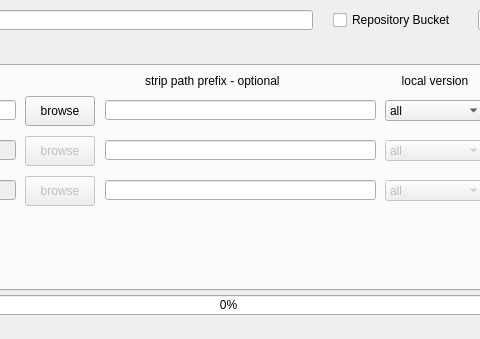
ultra-sonic/opencloudrender, file opencloudrender/ui/ocrSubmit.ui: the form before one commit; both pictures show x 357 to 837 and y 0 to 339 of the 1370 by 339 pixel window.
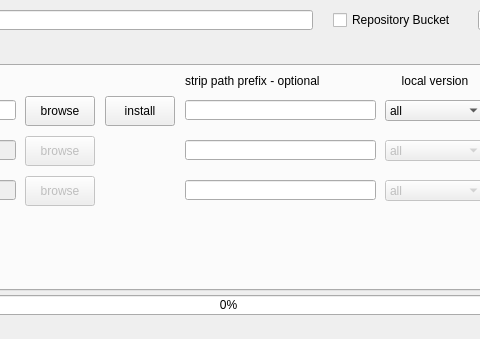
The form after the commit. The open tabs and pages were chosen to show the change.

Commit message: added vray install from ZIP functionality

The edit to the form file:
```diff
--- a/opencloudrender/ui/ocrSubmit.ui
+++ b/opencloudrender/ui/ocrSubmit.ui
@@ -619,7 +619,7 @@
      <widget class="QLabel" name="vrayRepoStripPathPrefixLabel">
       <property name="geometry">
        <rect>
-        <x>500</x>
+        <x>540</x>
         <y>5</y>
         <width>181</width>
         <height>20</height>
@@ -632,9 +632,9 @@
      <widget class="QLineEdit" name="vrayRepoStripPathPrefix">
       <property name="geometry">
        <rect>
-        <x>460</x>
+        <x>540</x>
         <y>34</y>
-        <width>271</width>
+        <width>191</width>
         <height>20</height>
        </rect>
       </property>
@@ -645,9 +645,9 @@
      <widget class="QLineEdit" name="houdiniRepoStripPathPrefix">
       <property name="geometry">
        <rect>
-        <x>460</x>
+        <x>540</x>
         <y>74</y>
-        <width>271</width>
+        <width>191</width>
         <height>20</height>
        </rect>
       </property>
@@ -658,9 +658,9 @@
      <widget class="QLineEdit" name="arnoldRepoStripPathPrefix">
       <property name="geometry">
        <rect>
-        <x>460</x>
+        <x>540</x>
         <y>114</y>
-        <width>271</width>
+        <width>191</width>
         <height>20</height>
        </rect>
       </property>
@@ -668,6 +668,19 @@
        <string/>
       </property>
      </widget>
+     <widget class="QPushButton" name="vrayInstallButton">
+      <property name="geometry">
+       <rect>
+        <x>460</x>
+        <y>30</y>
+        <width>70</width>
+        <height>30</height>
+       </rect>
+      </property>
+      <property name="text">
+       <string>install</string>
+      </property>
+     </widget>
     </widget>
    </widget>
    <widget class="QPushButton" name="cancelButton">
```
Left out of the diff: 2 changed lines with no effect on the pictures. The commit also changes 3 other files.
